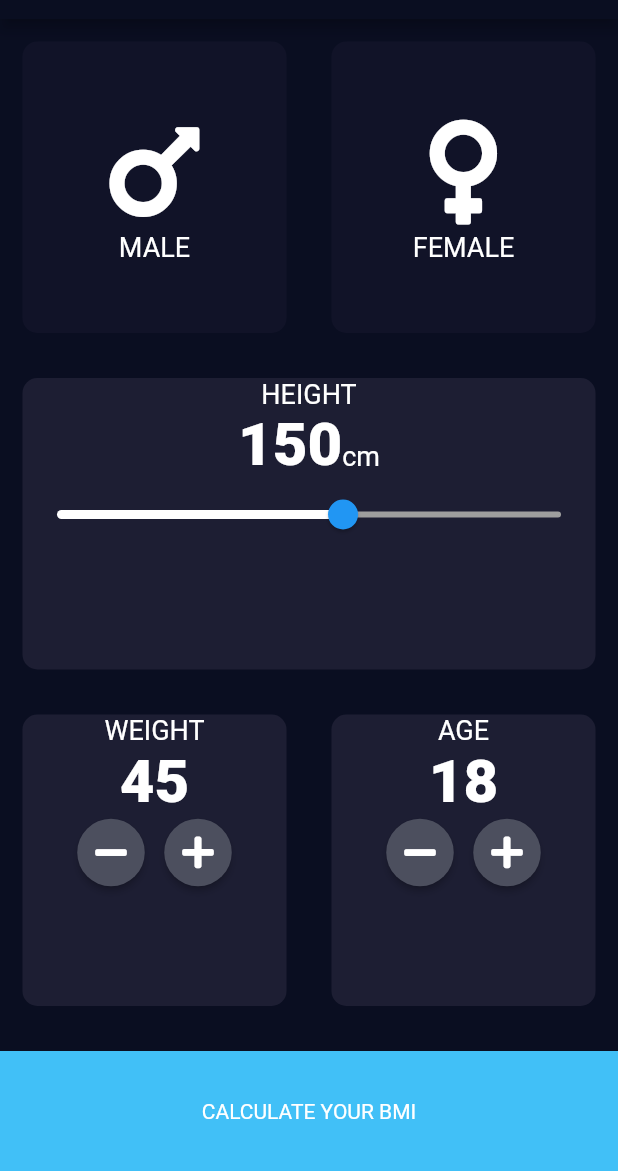
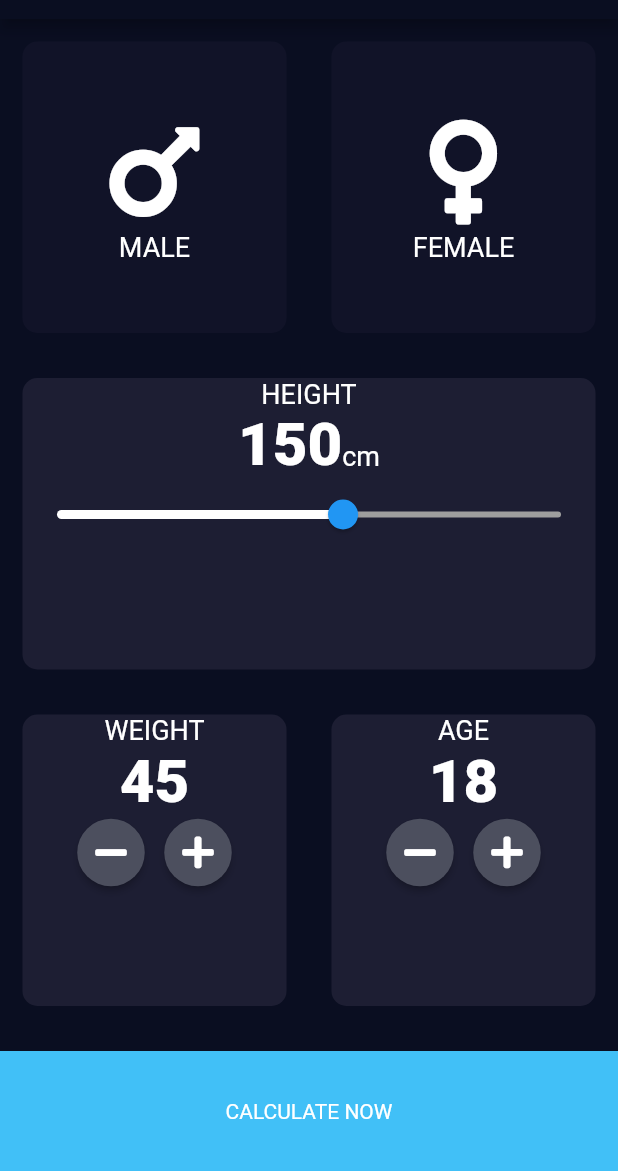
Before and after one commit to uzair657/BMI-in-Flutter, a Flutter app: the screen it shows after launch, on a phone screen of 412 x 824 dp, the part 65-1236 px from its top. Run offline on Flutter 3.47's test engine with Material 2 defaults, Android fonts, the phone set to English and light mode, and no system bars; our stand-ins replace font_awesome_flutter.

```diff
--- /dev/null
+++ b/lib/Components/bottomButton.dart
@@ -0,0 +1,26 @@
+import 'package:flutter/material.dart';
+import '../Constents/constents.dart';
+
+class MyBottomButton extends StatelessWidget {
+  MyBottomButton({required this.myTitle, required this.onTap});
+  final String myTitle;
+  final void Function() onTap;
+
+  @override
+  Widget build(BuildContext context) {
+    return GestureDetector(
+      onTap: onTap,
+      child: Container(
+        color: kBottomBarColor,
+        width: double.infinity,
+        height: kBottomBarHeight,
+        margin: EdgeInsets.only(top: 15.0),
+        child: Center(
+          child: Text(
+            myTitle,
+          ),
+        ),
+      ),
+    );
+  }
+}
--- a/lib/cardContent.dart
+++ b/lib/Components/cardContent.dart
@@ -1,5 +1,5 @@
 import 'package:flutter/material.dart';
-import 'Constents/constents.dart';
+import '../Constents/constents.dart';
 
 class myCardData extends StatelessWidget {
   myCardData({this.cardIcon, this.cardText});
--- /dev/null
+++ b/lib/Components/customRoundButton.dart
@@ -0,0 +1,22 @@
+import 'package:flutter/material.dart';
+
+///Custom Round Buttons
+class RoundCustomButton extends StatelessWidget {
+  RoundCustomButton({this.ico, this.onPressed});
+  final IconData? ico;
+  final void Function()? onPressed;
+
+  @override
+  Widget build(BuildContext context) {
+    return RawMaterialButton(
+      child: Icon(ico),
+      onPressed: onPressed,
+      constraints: BoxConstraints.tightFor(
+        width: 45.0,
+        height: 45.0,
+      ),
+      shape: CircleBorder(),
+      fillColor: Color(0xFF4C4F5E),
+    );
+  }
+}
--- a/lib/inputPage.dart
+++ b/lib/Screens/inputPage.dart
@@ -1,8 +1,12 @@
+import '../Components/bottomButton.dart';
 import 'package:font_awesome_flutter/font_awesome_flutter.dart';
 import 'package:flutter/material.dart';
-import 'resueableCard.dart';
-import 'cardContent.dart';
-import 'Constents/constents.dart';
+import '../Components/resueableCard.dart';
+import '../Components/cardContent.dart';
+import '../Constents/constents.dart';
+import '../Components/customRoundButton.dart';
+import 'package:bmi/Components/bmiCalculations.dart';
+import 'resultPage.dart';
 
 enum GenderEnum {
   male,
@@ -209,39 +213,26 @@ class _InputPageState extends State<InputPage> {
               ],
             ),
           ),
-          Container(
-            color: kBottomBarColor,
-            width: double.infinity,
-            height: kBottomBarHeight,
-            margin: EdgeInsets.only(top: 15.0),
-            child: Center(
-              child: Text(
-                'CALCULATE YOUR BMI',
-              ),
-            ),
+          MyBottomButton(
+            onTap: () {
+              Calculations myCalculation =
+                  Calculations(weight: weight, Height: heightValue);
+
+              Navigator.push(
+                context,
+                MaterialPageRoute(
+                  builder: (context) => myResultPage(
+                    result: myCalculation.bmiResult(),
+                    resultValue: myCalculation.bmiCalculate(),
+                    resultGuide: myCalculation.userGuide(),
+                  ),
+                ),
+              );
+            },
+            myTitle: 'CALCULATE NOW',
           ),
         ],
       ),
     );
   }
 }
-
-class RoundCustomButton extends StatelessWidget {
-  RoundCustomButton({this.ico, this.onPressed});
-  final IconData? ico;
-  final void Function()? onPressed;
-
-  @override
-  Widget build(BuildContext context) {
-    return RawMaterialButton(
-      child: Icon(ico),
-      onPressed: onPressed,
-      constraints: BoxConstraints.tightFor(
-        width: 45.0,
-        height: 45.0,
-      ),
-      shape: CircleBorder(),
-      fillColor: Color(0xFF4C4F5E),
-    );
-  }
-}
--- a/lib/main.dart
+++ b/lib/main.dart
@@ -1,5 +1,6 @@
+import 'package:bmi/Screens/resultPage.dart';
 import 'package:flutter/material.dart';
-import 'inputPage.dart';
+import 'Screens/inputPage.dart';
 
 void main() => runApp(BMICalculator());
 
@@ -7,7 +8,7 @@ class BMICalculator extends StatelessWidget {
   @override
   Widget build(BuildContext context) {
     return MaterialApp(
-      title: 'BMI',
+      title: 'BMI Calculator',
       debugShowCheckedModeBanner: false,
       theme: ThemeData.dark().copyWith(
         appBarTheme: AppBarTheme(
```
Also changed, not shown: lib/Components/bmiCalculations.dart (added, +32 -0 lines), lib/Constents/constents.dart (+14 -0 lines), lib/Screens/resultPage.dart (added, +71 -0 lines), lib/Components/resueableCard.dart (renamed from lib/resueableCard.dart), 8 other files.
